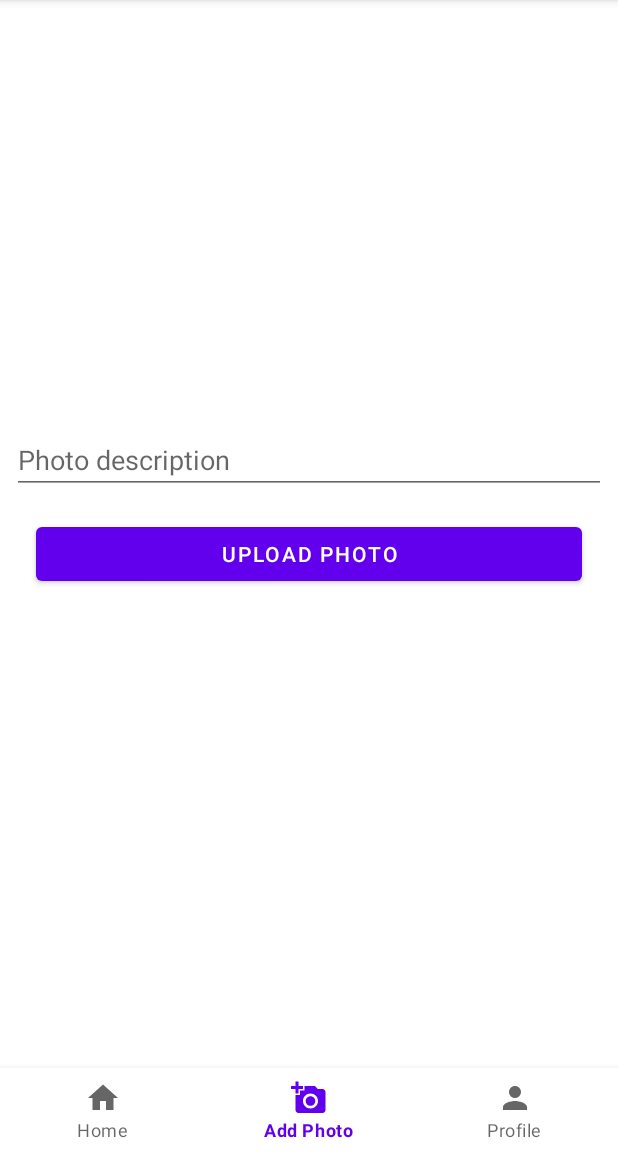
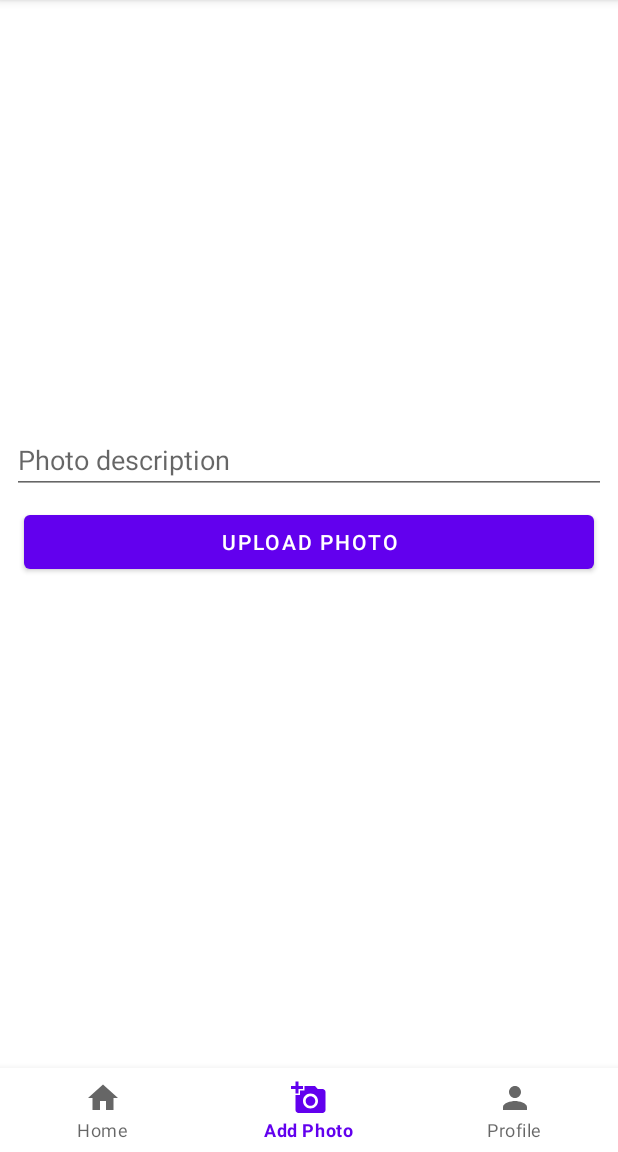
Before and after one commit to RubenYebran/BlogApp, an Android app: the CameraFragment screen opened through its navigation route, on a phone screen of 412 x 824 dp, the part 84-1236 px from its top. Run offline under Robolectric (Android 15) with nearby library versions, the phone set to English and light mode, and no system bars; our stand-ins replace Firebase (no records; nobody signed in at launch, a user with empty details on screens opened directly), navigation-ui.

Commit message:
Base App

```diff
--- a/app/src/main/res/layout/fragment_camera.xml
+++ b/app/src/main/res/layout/fragment_camera.xml
@@ -24,8 +24,7 @@
         android:id="@+id/btn_upload_photo"
         android:layout_width="match_parent"
         android:layout_height="wrap_content"
-        android:layout_marginTop="16dp"
-        android:layout_margin="16dp"
+        android:layout_margin="8dp"
         android:text="Upload Photo" />
 
 </LinearLayout>
```
